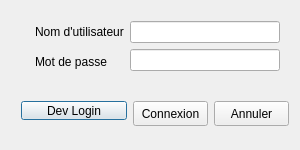
Before: the Qt Designer form loginwindow.ui in AlexTeixeira/fish-openrov, drawn with Qt 5.
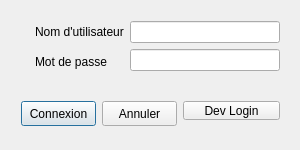
After: the same form once the commit is applied.

Commit message: -Le boutton ajout poisson de l'interface étudiant est grisé au lieu de masqué. -Le boutton Auto Login a été déplacé pour ne plus avoir le focus.

What changed in the file:
```diff
--- a/loginwindow.ui
+++ b/loginwindow.ui
@@ -77,18 +77,11 @@
      <rect>
       <x>10</x>
       <y>90</y>
-      <width>290</width>
+      <width>281</width>
       <height>41</height>
      </rect>
     </property>
     <layout class="QHBoxLayout" name="buttonLayout">
-     <item>
-      <widget class="QPushButton" name="AutoLoginButton">
-       <property name="text">
-        <string>Dev Login</string>
-       </property>
-      </widget>
-     </item>
      <item>
       <widget class="QPushButton" name="connexionButton">
        <property name="minimumSize">
@@ -127,6 +120,19 @@
        </property>
       </widget>
      </item>
+     <item>
+      <widget class="QPushButton" name="AutoLoginButton">
+       <property name="maximumSize">
+        <size>
+         <width>100</width>
+         <height>16777215</height>
+        </size>
+       </property>
+       <property name="text">
+        <string>Dev Login</string>
+       </property>
+      </widget>
+     </item>
     </layout>
    </widget>
   </widget>
```
The commit also changes 2 other files.
